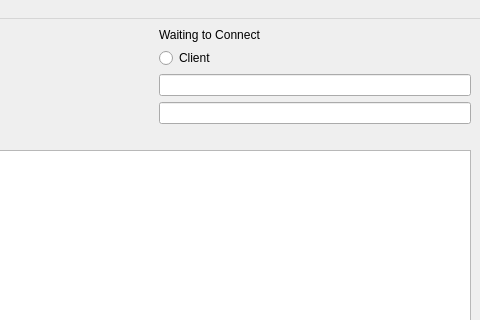
The window that mainwindow.ui (jcheong9/LinuxChatApp) describes before a commit, drawn with Qt 5; both pictures show x 168 to 648 and y 0 to 320 of the 648 by 461 pixel window.
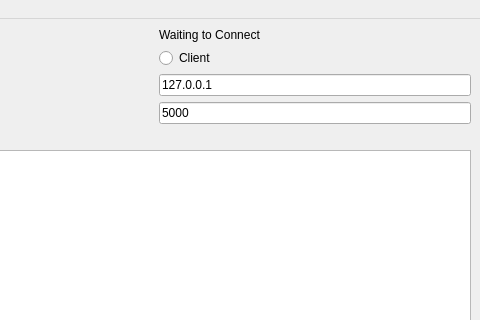
The same window after the commit.

Commit message: wokring on how to end the client

The edit to the form file:
```diff
--- a/mainwindow.ui
+++ b/mainwindow.ui
@@ -16,10 +16,18 @@
   <widget class="QWidget" name="centralwidget">
    <layout class="QGridLayout" name="gridLayout">
     <item row="3" column="1">
-     <widget class="QLineEdit" name="ipaddressLE"/>
+     <widget class="QLineEdit" name="ipaddressLE">
+      <property name="text">
+       <string>127.0.0.1</string>
+      </property>
+     </widget>
     </item>
     <item row="4" column="1">
-     <widget class="QLineEdit" name="portLE"/>
+     <widget class="QLineEdit" name="portLE">
+      <property name="text">
+       <string>5000</string>
+      </property>
+     </widget>
     </item>
     <item row="10" column="1">
      <widget class="QPushButton" name="disconnectPB">
```
The commit also changes 1 other file.
